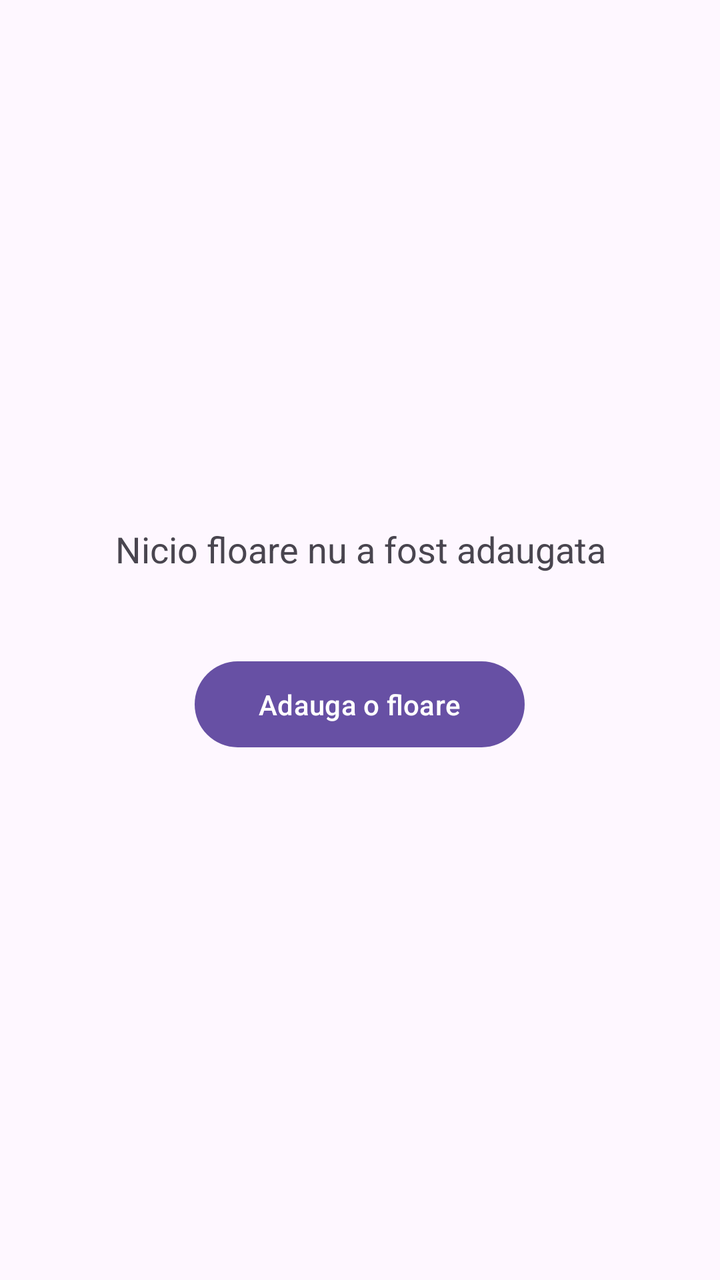
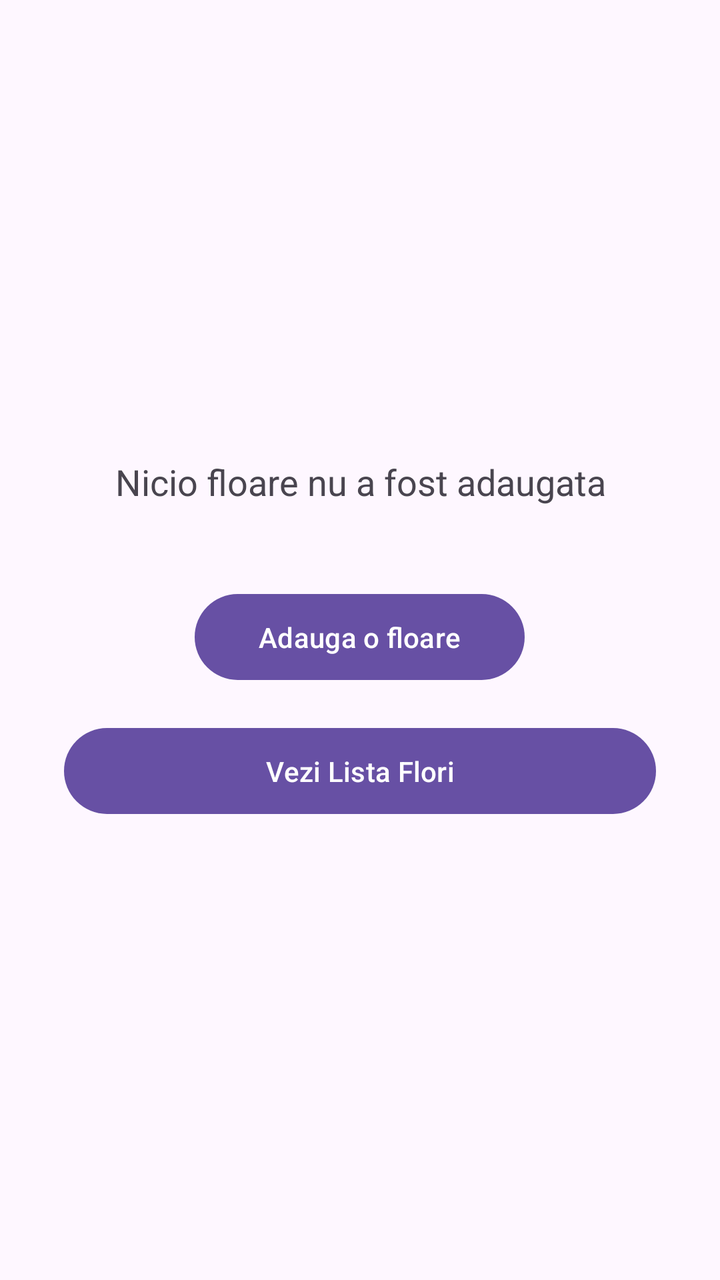

Screens rendered from an Android XML layout before and after an edit, with the pre-edit source and the edit as a unified diff.
<!-- AndroidManifest.xml: application theme Theme.S2_DAM2 -->
<!-- res/layout/activity_main.xml -->
<?xml version="1.0" encoding="utf-8"?>
<LinearLayout xmlns:android="http://schemas.android.com/apk/res/android"
    android:id="@+id/main"
    android:layout_width="match_parent"
    android:layout_height="match_parent"
    android:orientation="vertical"
    android:padding="32dp"
    android:gravity="center">

    <TextView
        android:id="@+id/tvRezultat"
        android:layout_width="match_parent"
        android:layout_height="wrap_content"
        android:text="@string/nicio_floare_nu_a_fost_adaugata"
        android:textSize="18sp"
        android:textAlignment="center"
        android:layout_marginBottom="40dp"/>

    <Button
        android:id="@+id/btnDeschideAdaugare"
        android:layout_width="wrap_content"
        android:layout_height="wrap_content"
        android:paddingHorizontal="32dp"
        android:paddingVertical="12dp"
        android:text="@string/adauga_o_floare" />
</LinearLayout>
<!-- resources referenced by this layout -->
<resources>
  <string name="adauga_o_floare">Adauga o floare</string>
  <string name="nicio_floare_nu_a_fost_adaugata">Nicio floare nu a fost adaugata</string>
  <style name="Theme.S2_DAM2" parent="Base.Theme.S2_DAM2" />
  <style name="Base.Theme.S2_DAM2" parent="Theme.Material3.DayNight.NoActionBar">
          
          
      </style>
</resources>

<!-- the commit's change to res/layout/activity_main.xml (unified diff, before → after) -->
@@ -23,4 +23,13 @@
         android:paddingHorizontal="32dp"
         android:paddingVertical="12dp"
         android:text="@string/adauga_o_floare" />
+
+    <Button
+        android:id="@+id/btnVeziLista"
+        android:layout_width="match_parent"
+        android:layout_height="wrap_content"
+        android:padding="12dp"
+        android:layout_marginTop="16dp"
+        android:text="@string/vezi_lista_flori" />
+
 </LinearLayout>
<!-- resource entries referenced after the edit -->
@@ -2,6 +2,7 @@
 <resources>
   <string name="adauga_o_floare">Adauga o floare</string>
   <string name="nicio_floare_nu_a_fost_adaugata">Nicio floare nu a fost adaugata</string>
+  <string name="vezi_lista_flori">Vezi Lista Flori</string>
   <style name="Theme.S2_DAM2" parent="Base.Theme.S2_DAM2" />
   <style name="Base.Theme.S2_DAM2" parent="Theme.Material3.DayNight.NoActionBar">
           
